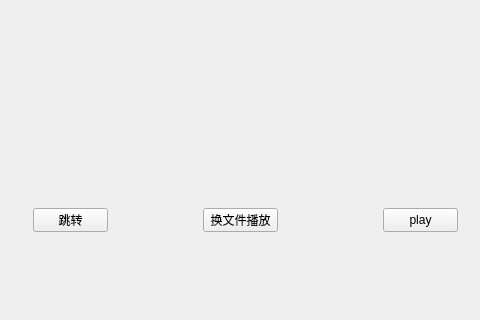
Old version of the form mainwindow.ui in the repository lzq434718971/multimedia-player; both pictures show x 137 to 617 and y 262 to 582 of the 840 by 582 pixel window.
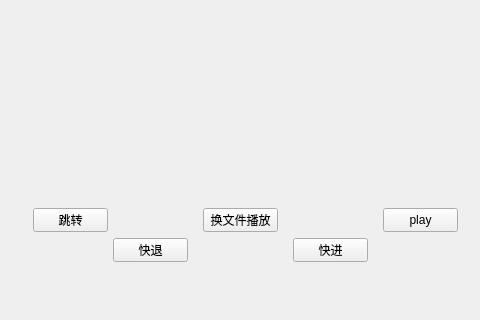
New version of the form.

Commit message: 增加快进和快退功能，修复噪音

Patch:
```diff
--- a/mainwindow.ui
+++ b/mainwindow.ui
@@ -101,6 +101,32 @@
      <string>2倍数</string>
     </property>
    </widget>
+   <widget class="QPushButton" name="fastback">
+    <property name="geometry">
+     <rect>
+      <x>250</x>
+      <y>500</y>
+      <width>75</width>
+      <height>24</height>
+     </rect>
+    </property>
+    <property name="text">
+     <string>快退</string>
+    </property>
+   </widget>
+   <widget class="QPushButton" name="fastforward">
+    <property name="geometry">
+     <rect>
+      <x>430</x>
+      <y>500</y>
+      <width>75</width>
+      <height>24</height>
+     </rect>
+    </property>
+    <property name="text">
+     <string>快进</string>
+    </property>
+   </widget>
   </widget>
   <widget class="QMenuBar" name="menubar">
    <property name="geometry">
```
The commit also changes 4 other files.
